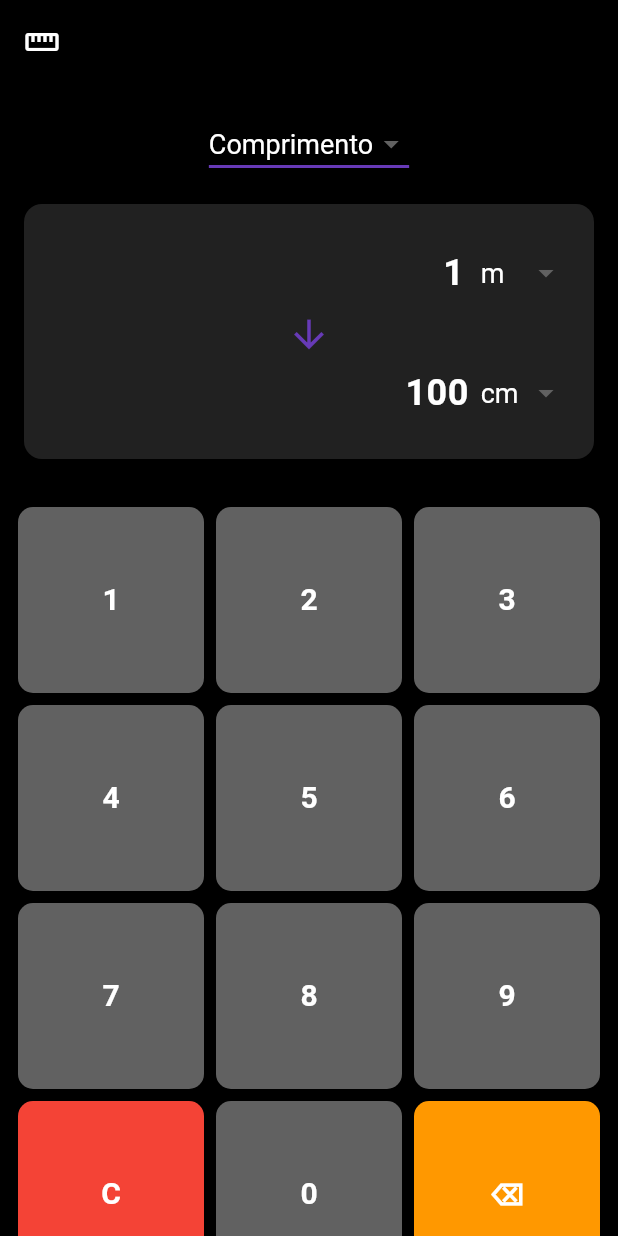
After one commit to JorgeKauan/calculadoraApp, a Flutter app: the MeasureCalculatorScreen screen opened directly, after a tap on an icon or button, on a phone screen of 412 x 824 dp. The commit adds this screen. Run offline on Flutter 3.47's test engine with Material 3 defaults, Android fonts, the phone set to English and light mode, and no system bars.

Commit message:
first commit

```diff
--- a/lib/models/calculator_model.dart
+++ b/lib/models/calculator_model.dart
@@ -140,6 +140,10 @@ class ScientificCalculatorModel extends CalculatorModel {
       _toggleSign();
       return;
     }
+    if (buttonText == 'n!') {
+      _applyFactorial();
+      return;
+    }
     if (buttonText == '^') {
       _setOperation('^');
       return;
@@ -187,6 +191,24 @@ class ScientificCalculatorModel extends CalculatorModel {
     _setDisplay(value * value);
   }
 
+  void _applyFactorial() {
+    final value = double.tryParse(displayValue) ?? 0.0;
+    if (value < 0 || value.floorToDouble() != value) {
+      _setDisplay(double.nan);
+      return;
+    }
+    final int n = value.toInt();
+    if (n > 170) {
+      _setDisplay(double.infinity);
+      return;
+    }
+    double result = 1.0;
+    for (int i = 2; i <= n; i++) {
+      result *= i;
+    }
+    _setDisplay(result);
+  }
+
   void _setConstant(double constant) {
     _setDisplay(constant);
   }
@@ -212,3 +234,138 @@ class ScientificCalculatorModel extends CalculatorModel {
 
   double _toRadians(double deg) => deg * 3.1415926535897932 / 180.0;
 }
+
+class MeasureCalculatorModel extends CalculatorModel {
+  String _currentCategory = 'Comprimento';
+  String _fromUnit = 'm';
+  String _toUnit = 'cm';
+  double _inputValue = 0.0;
+  double _result = 0.0;
+
+  String get currentCategory => _currentCategory;
+  String get fromUnit => _fromUnit;
+  String get toUnit => _toUnit;
+  double get inputValue => _inputValue;
+  double get result => _result;
+
+  final Map<String, Map<String, double>> _conversionFactors = {
+    'Comprimento': {
+      'mm': 0.001,
+      'cm': 0.01,
+      'm': 1.0,
+      'km': 1000.0,
+      'in': 0.0254,
+      'ft': 0.3048,
+      'yd': 0.9144,
+      'mi': 1609.344,
+    },
+    'Peso': {
+      'mg': 0.001,
+      'g': 1.0,
+      'kg': 1000.0,
+      't': 1000000.0,
+      'oz': 28.3495,
+      'lb': 453.592,
+    },
+    'Volume': {
+      'ml': 1.0,
+      'l': 1000.0,
+      'gal': 3785.41,
+      'qt': 946.353,
+      'pt': 473.176,
+      'cup': 236.588,
+    },
+    'Temperatura': {
+      'C': 0.0,
+      'F': 0.0,
+      'K': 0.0,
+    },
+  };
+
+  void setCategory(String category) {
+    _currentCategory = category;
+    _updateDefaultUnits();
+    _convert();
+  }
+
+  void setFromUnit(String unit) {
+    _fromUnit = unit;
+    _convert();
+  }
+
+  void setToUnit(String unit) {
+    _toUnit = unit;
+    _convert();
+  }
+
+  void setInputValue(String value) {
+    _inputValue = double.tryParse(value) ?? 0.0;
+    _convert();
+  }
+
+  void _updateDefaultUnits() {
+    final units = _conversionFactors[_currentCategory]!.keys.toList();
+    _fromUnit = units.first;
+    _toUnit = units.length > 1 ? units[1] : units.first;
+  }
+
+  void _convert() {
+    if (_currentCategory == 'Temperatura') {
+      _convertTemperature();
+    } else {
+      _convertStandard();
+    }
+  }
+
+  void _convertStandard() {
+    final factors = _conversionFactors[_currentCategory]!;
+    final fromFactor = factors[_fromUnit]!;
+    final toFactor = factors[_toUnit]!;
+
+    // Convert to base unit, then to target unit
+    final baseValue = _inputValue * fromFactor;
+    _result = baseValue / toFactor;
+  }
+
+  void _convertTemperature() {
+    double celsius;
+
+    // Convert to Celsius first
+    switch (_fromUnit) {
+      case 'C':
+        celsius = _inputValue;
+        break;
+      case 'F':
+        celsius = (_inputValue - 32) * 5 / 9;
+        break;
+      case 'K':
+        celsius = _inputValue - 273.15;
+        break;
+      default:
+        celsius = _inputValue;
+    }
+
+    // Convert from Celsius to target unit
+    switch (_toUnit) {
+      case 'C':
+        _result = celsius;
+        break;
+      case 'F':
+        _result = celsius * 9 / 5 + 32;
+        break;
+      case 'K':
+        _result = celsius + 273.15;
+        break;
+      default:
+        _result = celsius;
+    }
+  }
+
+  List<String> getAvailableUnits() {
+    return _conversionFactors[_currentCategory]!.keys.toList();
+  }
+
+  List<String> getAvailableCategories() {
+    return _conversionFactors.keys.toList();
+  }
+}
--- /dev/null
+++ b/lib/screns/measure_calculator_screen.dart
@@ -0,0 +1,295 @@
+import 'package:flutter/material.dart';
+import '../models/calculator_model.dart';
+import '../widgets/calculator_button.dart';
+import 'calculator_screen.dart';
+
+class MeasureCalculatorScreen extends StatefulWidget {
+  const MeasureCalculatorScreen({super.key});
+
+  @override
+  State<MeasureCalculatorScreen> createState() => _MeasureCalculatorScreenState();
+}
+
+class _MeasureCalculatorScreenState extends State<MeasureCalculatorScreen> {
+  final MeasureCalculatorModel _model = MeasureCalculatorModel();
+  final TextEditingController _inputController = TextEditingController();
+
+  @override
+  void initState() {
+    super.initState();
+    _inputController.text = '0';
+  }
+
+  @override
+  void dispose() {
+    _inputController.dispose();
+    super.dispose();
+  }
+
+  void _onNumberPressed(String number) {
+    setState(() {
+      if (_inputController.text == '0') {
+        _inputController.text = number;
+      } else {
+        _inputController.text += number;
+      }
+      _model.setInputValue(_inputController.text);
+    });
+  }
+
+  void _onClear() {
+    setState(() {
+      _inputController.text = '0';
+      _model.setInputValue('0');
+    });
+  }
+
+  void _onBackspace() {
+    setState(() {
+      if (_inputController.text.length > 1) {
+        _inputController.text = _inputController.text.substring(0, _inputController.text.length - 1);
+      } else {
+        _inputController.text = '0';
+      }
+      _model.setInputValue(_inputController.text);
+    });
+  }
+
+  void _onDecimal() {
+    setState(() {
+      if (!_inputController.text.contains('.')) {
+        _inputController.text += '.';
+        _model.setInputValue(_inputController.text);
+      }
+    });
+  }
+
+  @override
+  Widget build(BuildContext context) {
+    return Scaffold(
+      appBar: AppBar(
+        automaticallyImplyLeading: false,
+        title: const Icon(Icons.straighten),
+      ),
+      body: Column(
+        children: [
+          // Category Selector
+          Container(
+            padding: const EdgeInsets.all(16),
+            child: DropdownButton<String>(
+              value: _model.currentCategory,
+              dropdownColor: Colors.grey[900],
+              style: const TextStyle(color: Colors.white, fontSize: 18),
+              underline: Container(
+                height: 2,
+                color: Colors.deepPurple,
+              ),
+              items: _model.getAvailableCategories().map((String category) {
+                return DropdownMenuItem<String>(
+                  value: category,
+                  child: Text(category),
+                );
+              }).toList(),
+              onChanged: (String? newValue) {
+                if (newValue != null) {
+                  setState(() {
+                    _model.setCategory(newValue);
+                  });
+                }
+              },
+            ),
+          ),
+
+          // Conversion Display
+          Container(
+            padding: const EdgeInsets.all(20),
+            margin: const EdgeInsets.symmetric(horizontal: 16),
+            decoration: BoxDecoration(
+              color: Colors.grey[900],
+              borderRadius: BorderRadius.circular(12),
+            ),
+            child: Column(
+              children: [
+                // Input Section
+                Row(
+                  children: [
+                    Expanded(
+                      child: TextField(
+                        controller: _inputController,
+                        style: const TextStyle(
+                          color: Colors.white,
+                          fontSize: 24,
+                          fontWeight: FontWeight.bold,
+                        ),
+                        textAlign: TextAlign.right,
+                        keyboardType: TextInputType.number,
+                        decoration: const InputDecoration(
+                          border: InputBorder.none,
+                          hintText: '0',
+                          hintStyle: TextStyle(color: Colors.white54),
+                        ),
+                        onChanged: (value) {
+                          setState(() {
+                            _model.setInputValue(value);
+                          });
+                        },
+                      ),
+                    ),
+                    const SizedBox(width: 8),
+                    DropdownButton<String>(
+                      value: _model.fromUnit,
+                      dropdownColor: Colors.grey[800],
+                      style: const TextStyle(color: Colors.white, fontSize: 18),
+                      underline: Container(),
+                      items: _model.getAvailableUnits().map((String unit) {
+                        return DropdownMenuItem<String>(
+                          value: unit,
+                          child: Text(unit),
+                        );
+                      }).toList(),
+                      onChanged: (String? newValue) {
+                        if (newValue != null) {
+                          setState(() {
+                            _model.setFromUnit(newValue);
+                          });
+                        }
+                      },
+                    ),
+                  ],
+                ),
+
+                const Icon(Icons.arrow_downward, color: Colors.deepPurple, size: 30),
+
+                // Result Section
+                Row(
+                  children: [
+                    Expanded(
+                      child: Text(
+                        _model.result.toStringAsFixed(6).replaceAll(RegExp(r'0*$'), '').replaceAll(RegExp(r'\.$'), ''),
+                        style: const TextStyle(
+                          color: Colors.white,
+                          fontSize: 24,
+                          fontWeight: FontWeight.bold,
+                        ),
+                        textAlign: TextAlign.right,
+                      ),
+                    ),
+                    const SizedBox(width: 8),
+                    DropdownButton<String>(
+                      value: _model.toUnit,
+                      dropdownColor: Colors.grey[800],
+                      style: const TextStyle(color: Colors.white, fontSize: 18),
+                      underline: Container(),
+                      items: _model.getAvailableUnits().map((String unit) {
+                        return DropdownMenuItem<String>(
+                          value: unit,
+                          child: Text(unit),
+                        );
+                      }).toList(),
+                      onChanged: (String? newValue) {
+                        if (newValue != null) {
+                          setState(() {
+                            _model.setToUnit(newValue);
+                          });
+                        }
+                      },
+                    ),
+                  ],
+                ),
+              ],
+            ),
+          ),
+
+          const SizedBox(height: 20),
+
+                     // Number Pad
+           Expanded(
+             child: GridView.count(
+               crossAxisCount: 3,
+               padding: const EdgeInsets.all(12),
+               mainAxisSpacing: 8,
+               crossAxisSpacing: 8,
+              children: [
+                // Numbers 1-9
+                for (int i = 1; i <= 9; i++)
+                  CalculatorButton(
+                    text: i.toString(),
+                    onPressed: _onNumberPressed,
+                    color: Colors.grey[700]!,
+                  ),
+
+                // Bottom row
+                CalculatorButton(
+                  text: 'C',
+                  onPressed: (_) => _onClear(),
+                  color: Colors.red,
+                ),
+                CalculatorButton(
+                  text: '0',
+                  onPressed: _onNumberPressed,
+                  color: Colors.grey[700]!,
+                ),
+                CalculatorButton(
+                  text: '⌫',
+                  onPressed: (_) => _onBackspace(),
+                  color: Colors.orange,
+                ),
+
+                // Decimal and Switch
+                CalculatorButton(
+                  text: '.',
+                  onPressed: (_) => _onDecimal(),
+                  color: Colors.grey[700]!,
+                ),
+                CalculatorButton(
+                  text: 'SW',
+                  icon: Icons.calculate,
+                  onPressed: (_) async {
+                    final choice = await showModalBottomSheet<String>(
+                      context: context,
+                      backgroundColor: Colors.grey[900],
+                      builder: (context) {
+                        return SafeArea(
+                          child: Column(
+                            mainAxisSize: MainAxisSize.min,
+                            children: [
+                              ListTile(
+                                leading: const Icon(Icons.science, color: Colors.white),
+                                title: const Text('Científica', style: TextStyle(color: Colors.white)),
+                                onTap: () => Navigator.pop(context, 'scientific'),
+                              ),
+                              ListTile(
+                                leading: const Icon(Icons.calculate, color: Colors.white),
+                                title: const Text('Comum', style: TextStyle(color: Colors.white)),
+                                onTap: () => Navigator.pop(context, 'common'),
+                              ),
+                              ListTile(
+                                leading: const Icon(Icons.straighten, color: Colors.white),
+                                title: const Text('Medidas', style: TextStyle(color: Colors.white)),
+                                onTap: () => Navigator.pop(context, 'measure'),
+                              ),
+                            ],
+                          ),
+                        );
+                      },
+                    );
+                    if (!mounted) return;
+                    if (choice == 'common') {
+                      Navigator.of(context).pushReplacement(
+                        MaterialPageRoute(
+                          builder: (_) => const CalculatorScreen(),
+                        ),
+                      );
+                    }
+                  },
+                  color: Colors.deepPurple,
+                ),
+                const SizedBox.shrink(),
+              ],
+            ),
+          ),
+        ],
+      ),
+    );
+  }
+}
--- a/lib/utils/constants.dart
+++ b/lib/utils/constants.dart
@@ -14,5 +14,5 @@ const List<String> scientificButtons = [
   '7', '8', '9', '%', '+',
   '4', '5', '6', '.', '=',
   '1', '2', '3', 'SW', 'x²',
-  '', '0', '', '', '',
+  'n!', '0', '', '', '',
 ];
--- a/lib/widgets/calculator_button.dart
+++ b/lib/widgets/calculator_button.dart
@@ -23,14 +23,14 @@ class CalculatorButton extends StatelessWidget {
         shape: RoundedRectangleBorder(
           borderRadius: BorderRadius.circular(10),
         ),
-        padding: const EdgeInsets.all(20),
+        padding: const EdgeInsets.all(16),
       ),
       onPressed: () => onPressed(text),
       child: icon == null
           ? Text(
               text,
               style: const TextStyle(
-                fontSize: 24,
+                fontSize: 20,
                 fontWeight: FontWeight.bold,
                 color: Colors.white,
               ),
@@ -38,7 +38,7 @@ class CalculatorButton extends StatelessWidget {
           : Icon(
               icon,
               color: Colors.white,
-              size: 28,
+              size: 24,
             ),
     );
   }
```
Also changed, not shown: lib/screns/calculator_screen.dart (+12 -0 lines), lib/screns/scientific_calculator_screen.dart (+12 -0 lines).
